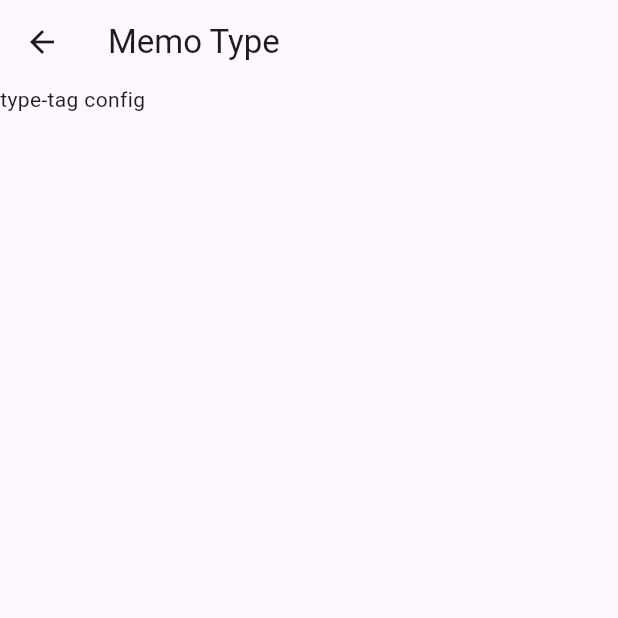
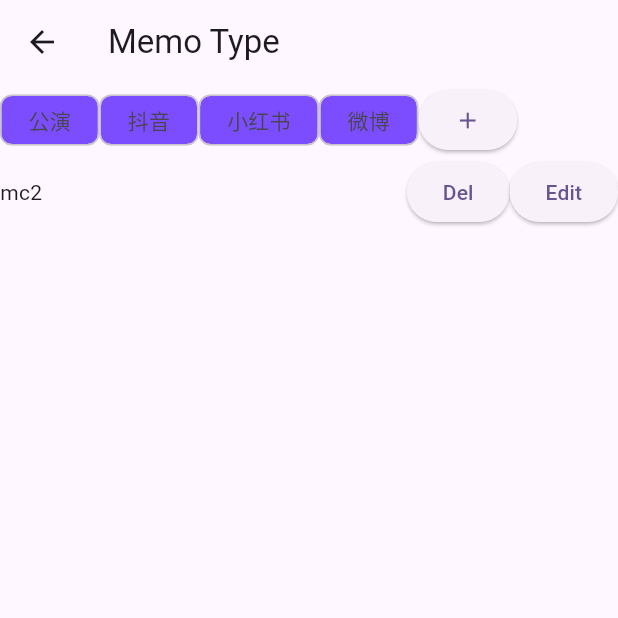
Before and after one commit to lonastation/HS-LIKE, a Flutter app: the MemoTypeTab screen opened directly, on a phone screen of 412 x 824 dp, the top half of it. Run offline on Flutter 3.47's test engine with Material 3 defaults, Android fonts, the phone set to English and light mode, and no system bars; our stand-ins replace sqflite; missing offline and left inert: lunar; accounts and stored records are empty.

Commit message:
memo type layout

```diff
--- a/lib/memo_type_tab.dart
+++ b/lib/memo_type_tab.dart
@@ -16,7 +16,75 @@
       appBar: AppBar(
         title: const Text('Memo Type'),
       ),
-      body: const Text('type-tag config'),
+      body: ListView(
+        children: <Widget>[
+          Wrap(
+            children: [
+              const Chip(
+                label: Text('公演'),
+                backgroundColor: Colors.deepPurpleAccent,
+                padding: EdgeInsets.symmetric(vertical: 5, horizontal: 10),
+              ),
+              const Chip(
+                label: Text('抖音'),
+                backgroundColor: Colors.deepPurpleAccent,
+                padding: EdgeInsets.symmetric(vertical: 5, horizontal: 10),
+              ),
+              const Chip(
+                label: Text('小红书'),
+                backgroundColor: Colors.deepPurpleAccent,
+                padding: EdgeInsets.symmetric(vertical: 5, horizontal: 10),
+              ),
+              const Chip(
+                label: Text('微博'),
+                backgroundColor: Colors.deepPurpleAccent,
+                padding: EdgeInsets.symmetric(vertical: 5, horizontal: 10),
+              ),
+              ElevatedButton(
+                  onPressed: () => showDialog(
+                      context: context,
+                      builder: (BuildContext context) => Dialog(
+                            child: Padding(
+                              padding: const EdgeInsets.all(8.0),
+                              child: Column(
+                                mainAxisSize: MainAxisSize.min,
+                                mainAxisAlignment: MainAxisAlignment.center,
+                                children: <Widget>[
+                                  const Text('This is a typical dialog.'),
+                                  const SizedBox(height: 15),
+                                  TextButton(
+                                    onPressed: () {
+                                      Navigator.pop(context);
+                                    },
+                                    child: const Text('Close'),
+                                  ),
+                                ],
+                              ),
+                            ),
+                          )),
+                  child: const Icon(Icons.add)),
+            ],
+          ),
+          Wrap(
+            children: [
+              Row(
+                mainAxisAlignment: MainAxisAlignment.spaceBetween,
+                children: [
+                  const Text('mc2'),
+                  Wrap(
+                    children: [
+                      ElevatedButton(
+                          onPressed: () {}, child: const Text('Del')),
+                      ElevatedButton(
+                          onPressed: () {}, child: const Text('Edit')),
+                    ],
+                  ),
+                ],
+              )
+            ],
+          )
+        ],
+      ),
     );
   }
 }
```
